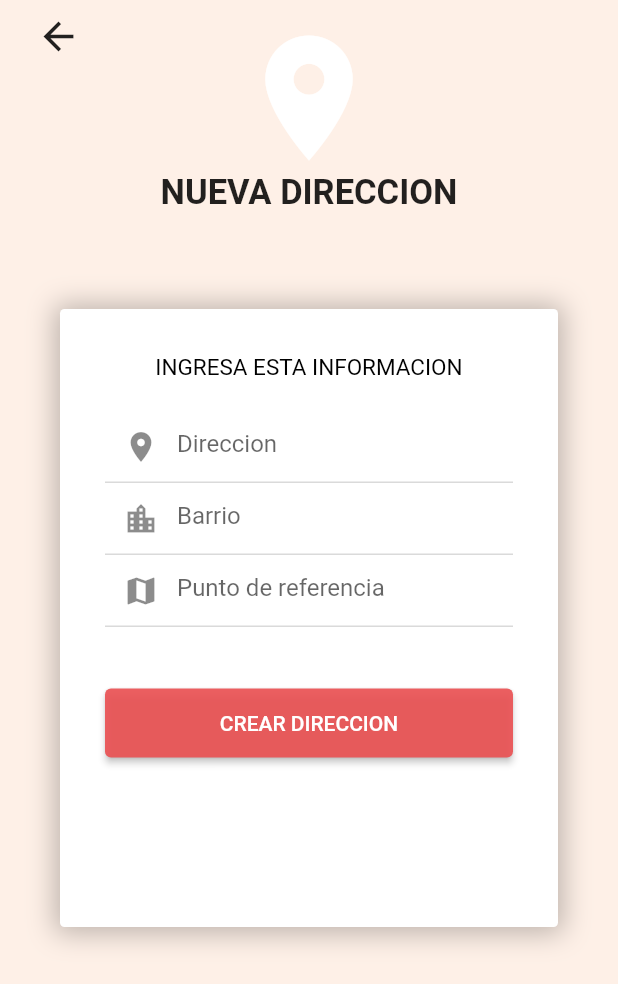
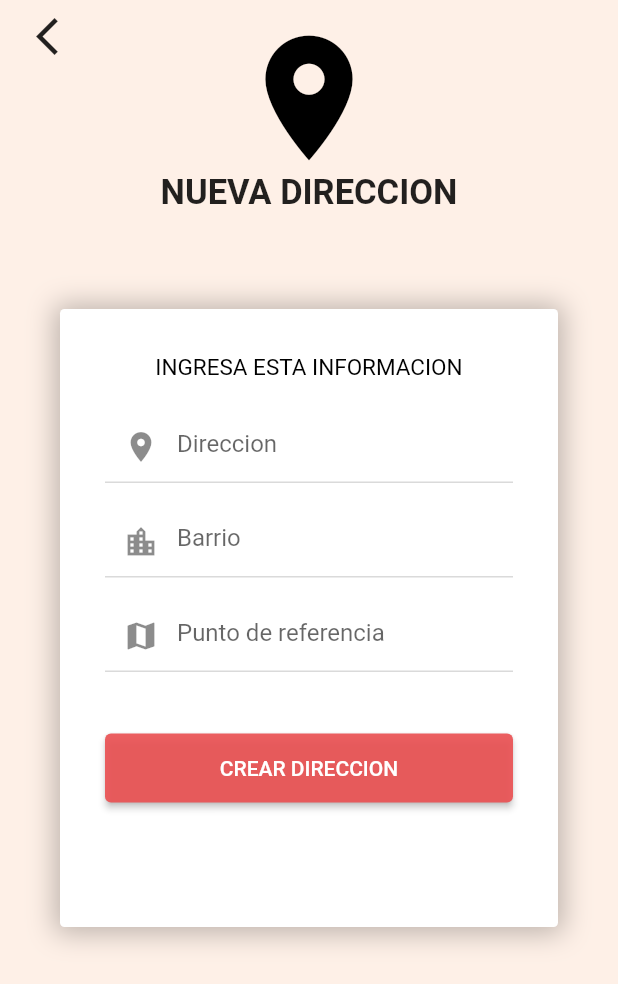
Before and after one commit to Spina7/modular_app1, a Flutter app: the ClientAddressCreatePage screen opened by its route, on a phone screen of 412 x 824 dp. Shown: the top 984 px of the screen. Run offline on Flutter 3.47's test engine with Material 2 defaults, Android fonts, the phone set to English and light mode, and no system bars; our stand-ins replace flutter_image_slideshow, fluttertoast, geocoding, geolocator, get, get_storage and 5 more; accounts and stored records are empty; network calls fail.

Commit message:
map bug fixes

```diff
--- a/lib/main.dart
+++ b/lib/main.dart
@@ -1,4 +1,5 @@
 import 'package:app1/src/pages/client/address/create/client_address_create_page.dart';
+import 'package:app1/src/pages/client/address/list/client_address_list_page.dart';
 import 'package:app1/src/pages/client/home/client_home_page.dart';
 import 'package:app1/src/pages/client/orders/create/client_orders_create_page.dart';
 import 'package:app1/src/pages/client/products/list/client_products_list_page.dart';
@@ -66,7 +67,7 @@ class _MyAppState extends State<MyApp> {
         GetPage(name: '/client/orders/create', page: () => ClientOrdersCreatePage()),
 
         GetPage(name: '/client/address/create', page: () => ClientAddressCreatePage()),
-        GetPage(name: '/client/address/list', page: () => ClientProductsListPage()),
+        GetPage(name: '/client/address/list', page: () => ClientAddressListPage()),
       ],
       theme: ThemeData(
         primaryColor: Color(0xeaea5153),
--- a/lib/src/pages/client/address/create/client_address_create_page.dart
+++ b/lib/src/pages/client/address/create/client_address_create_page.dart
@@ -26,7 +26,7 @@ class ClientAddressCreatePage extends StatelessWidget {
           margin: EdgeInsets.only(left: 15),
           child: IconButton(
               onPressed: () => Get.back(),
-              icon: Icon(Icons.arrow_back, size: 30)
+              icon: Icon(Icons.arrow_back_ios, size: 30)
           ),
         )
     );
@@ -64,9 +64,13 @@ class ClientAddressCreatePage extends StatelessWidget {
             children: [     //Campos que se actualizarán
               _textYourInfo(),
               _textFieldAddress(),
+              SizedBox(height: 15),
+
               _textFieldNeighbor(),
+              SizedBox(height: 15),
+
               _textFieldRefPoint(context),
-              SizedBox(height: 20,),
+              SizedBox(height: 20),
               _buttonCreate(context)
             ],
           ),
@@ -158,7 +162,7 @@ class ClientAddressCreatePage extends StatelessWidget {
               Icon(
                 Icons.location_on,
                 size: 100,
-                color: Colors.white,
+                color: Colors.black,
               ),
 
               Text(
--- a/lib/src/pages/client/address/list/client_address_list_controller.dart
+++ b/lib/src/pages/client/address/list/client_address_list_controller.dart
@@ -1,6 +1,8 @@
 import 'package:get/get.dart';
 
 class ClientAddressListController extends GetxController{
+
+
   void goToAddressCreate(){
     Get.toNamed('/client/address/create');
   }
--- a/lib/src/pages/client/address/map/client_address_map_page.dart
+++ b/lib/src/pages/client/address/map/client_address_map_page.dart
@@ -62,6 +62,7 @@ class ClientAddressMapPage extends StatelessWidget {
       width: double.infinity,
       alignment: Alignment.topCenter,
       margin: EdgeInsets.symmetric(vertical: 30),
+
       child: Card(
         color: Colors.grey[800],
         shape: RoundedRectangleBorder(
@@ -84,7 +85,7 @@ class ClientAddressMapPage extends StatelessWidget {
 
   Widget _iconMyLocation(){
     return Container(
-      margin: EdgeInsets.only(bottom: 30),
+      margin: EdgeInsets.only(bottom: 40),
       child: Center(
           child: Image.asset(
             'assets/img/my_location.png',
--- a/lib/src/pages/client/home/client_home_page.dart
+++ b/lib/src/pages/client/home/client_home_page.dart
@@ -1,4 +1,3 @@
-
 
 import 'package:app1/src/pages/client/home/client_home_controller.dart';
 import 'package:app1/src/pages/client/products/list/client_products_list_controller.dart';
--- a/lib/src/pages/client/orders/create/client_orders_create_controller.dart
+++ b/lib/src/pages/client/orders/create/client_orders_create_controller.dart
@@ -61,7 +61,10 @@ class ClientOrdersCreateController extends GetxController {
       GetStorage().write('shopping_bag', selectedProducts);
       getTotal();
     }
+  }
 
+  void goToAddressList(){
+    Get.toNamed('/client/address/list');
   }
 
 }
--- a/lib/src/pages/client/orders/create/client_orders_create_page.dart
+++ b/lib/src/pages/client/orders/create/client_orders_create_page.dart
@@ -63,7 +63,7 @@ class ClientOrdersCreatePage extends StatelessWidget {
                 margin: EdgeInsets.symmetric(horizontal: 30),
                 //width: MediaQuery.of(context).size.width * 0.5,
                 child: ElevatedButton(
-                  onPressed: (){},
+                  onPressed: () => con.goToAddressList(),
                   style: ElevatedButton.styleFrom(
                     padding: EdgeInsets.all(10)
                   ),
```
Also changed, not shown: lib/src/pages/client/address/list/client_address_list_page.dart (+4 -3 lines), lib/src/pages/client/address/map/client_address_map_controller.dart (+6 -1 lines), assets/img/my_location.jpg (deleted), assets/img/my_location.png (added), pubspec.lock, 2 other files.
